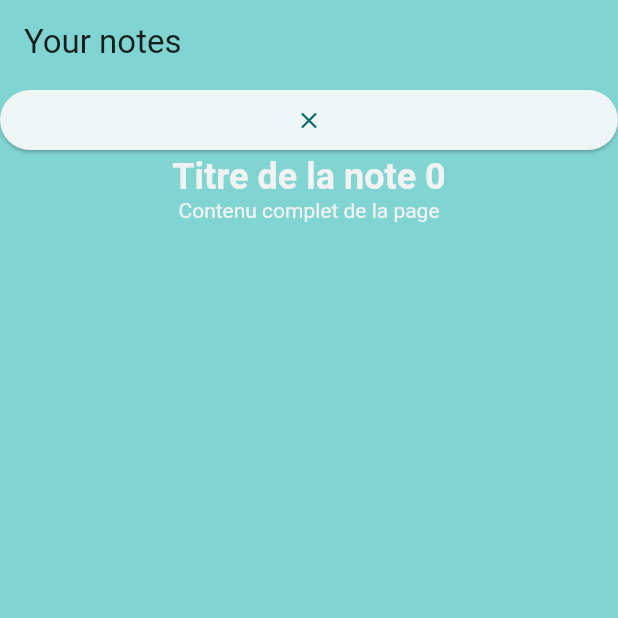
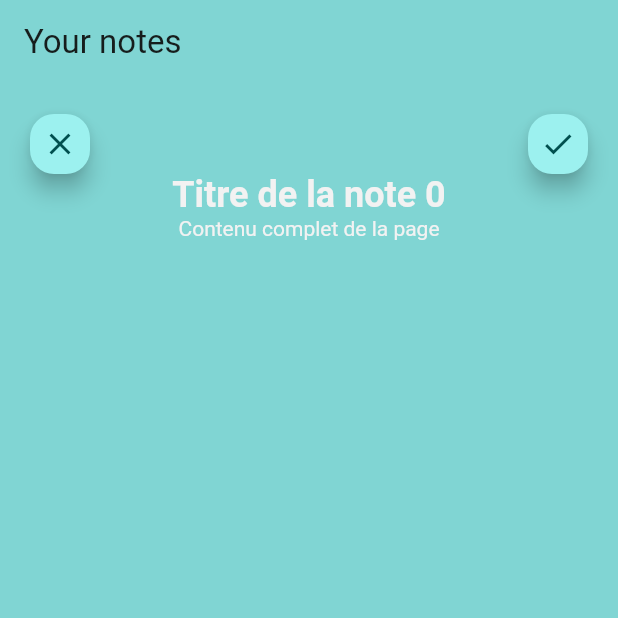
Before and after one commit to ArthurDLTR/flutter_note_app, a Flutter app: the screen it shows after launch, after a tap on "Titre de la note", on a phone screen of 412 x 824 dp, the top half of it. Run offline on Flutter 3.47's test engine with Material 3 defaults, Android fonts, the phone set to English and light mode, and no system bars.

Commit message:
Ajout d'une barre de boutons pour sauvegarder et quitter la note

```diff
--- a/flutter_note_app/lib/note_card.dart
+++ b/flutter_note_app/lib/note_card.dart
@@ -11,16 +11,13 @@ class NoteCard extends StatelessWidget {
   Widget build(BuildContext context){
     var appState = context.watch<MyAppState>();
 
-    return Column(
+    return Padding(
+      padding: const EdgeInsets.all(20.0),
+      child: Column(
         mainAxisAlignment: MainAxisAlignment.start,
-      crossAxisAlignment: CrossAxisAlignment.stretch,
+        crossAxisAlignment: CrossAxisAlignment.center,
         children: [
-        ElevatedButton(
-          onPressed: () => {
-            appState.accessNote(-1)
-          },
-          child: Icon(Icons.close)
-          ),
+          ButtonsRow(),
           Align(
             alignment: Alignment.center,
             child: RichText( // Titre de la note
@@ -40,6 +37,46 @@ class NoteCard extends StatelessWidget {
             ),
           )
         ],
+      ),
     );
   }
 }
+
+class ButtonsRow extends StatelessWidget {
+  const ButtonsRow ({super.key});
+
+  @override
+  Widget build(BuildContext context){
+    var appState = context.watch<MyAppState>();
+    final boxSize = 40.0;
+
+    return Row(
+      mainAxisAlignment: MainAxisAlignment.spaceBetween,
+      children: [
+        SizedBox( // Back button
+          height: boxSize,
+          width: boxSize,
+          child: FloatingActionButton(
+            onPressed: () => {
+              appState.accessNote(-1)
+            },
+            tooltip: "Retour",
+            child: Icon(Icons.close)
+          ),
+        ),
+        SizedBox( // Validate/Save button
+          height: boxSize,
+          width: boxSize,
+          child: FloatingActionButton(
+            onPressed: () => {
+              print("Sauvegarde")
+            },
+            tooltip: "Sauvegarder",
+            child: Icon(Icons.check)
+          ),
+        ),
+
+      ],
+    );
+  }
+}
```
Lines whose indentation alone changed are shown as unchanged.
